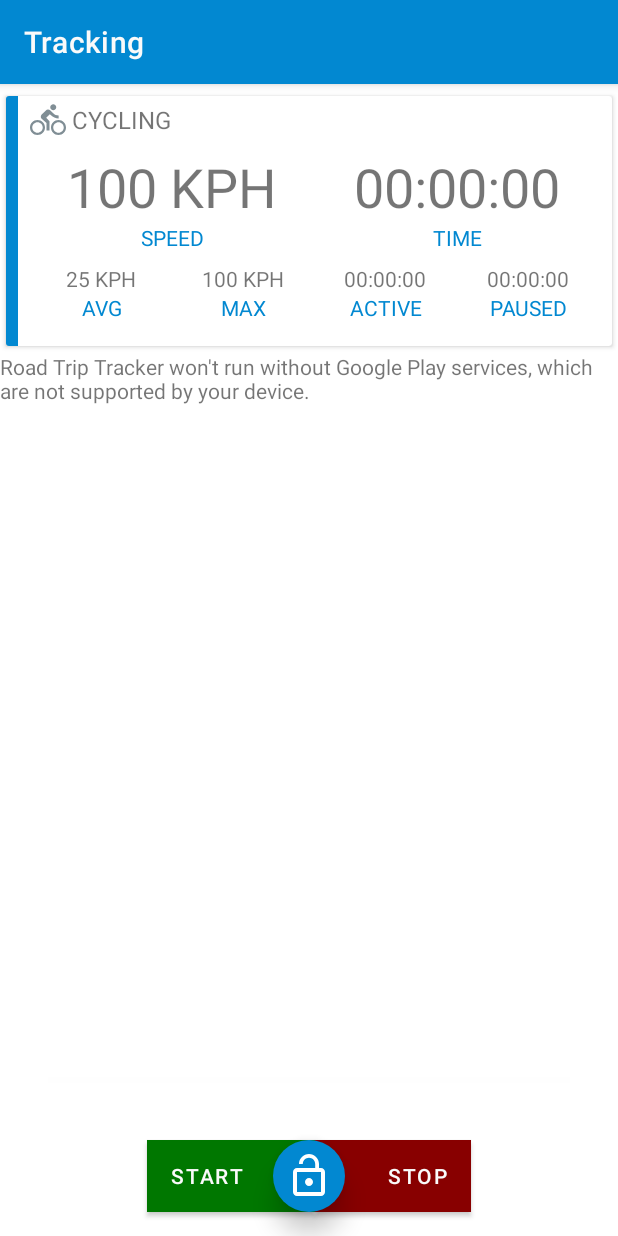
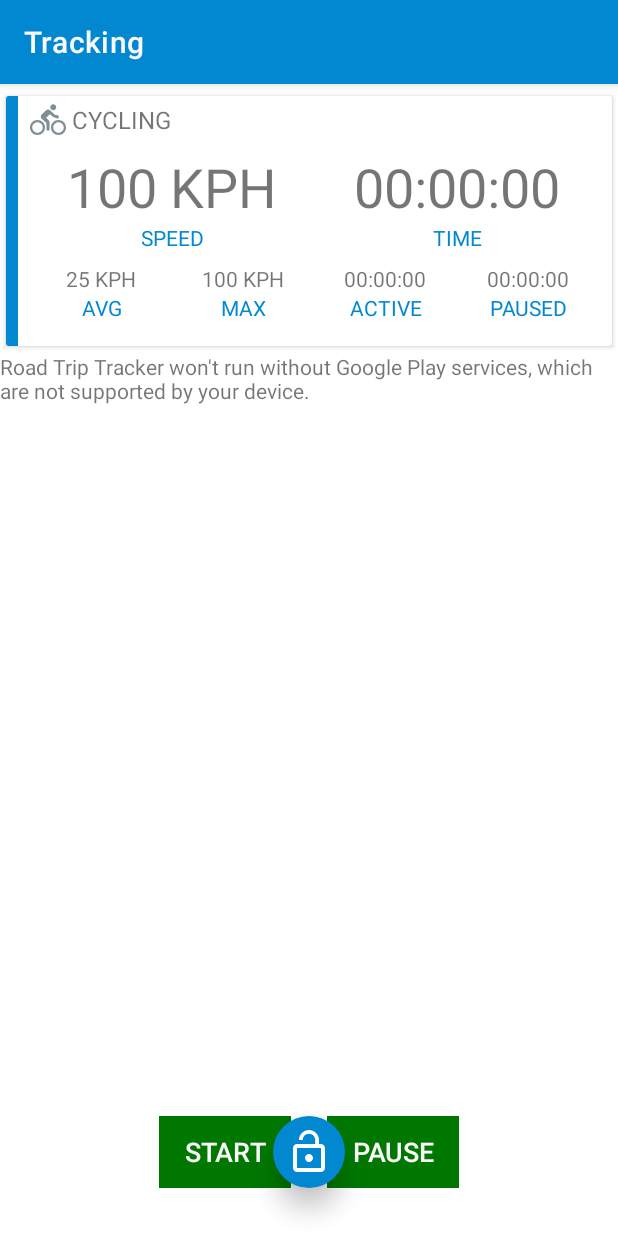
Before and after one commit to MrShecks/road-trip-tracker, an Android app: the TrackingActivity screen opened directly, with no data from a screen before it, on a phone screen of 412 x 824 dp. Run offline under Robolectric (Android 15) with nearby library versions, the phone set to English and light mode, and no system bars; 2 statements that could not run were skipped.

Commit message:
More work on TrackingActivty and TrackingService

```diff
--- a/app/build.gradle
+++ b/app/build.gradle
@@ -63,8 +63,6 @@ dependencies {
     implementation "androidx.room:room-ktx:$rootProject.roomLibraryVersion"
     kapt "androidx.room:room-compiler:$rootProject.roomLibraryVersion"
 
-    implementation "androidx.localbroadcastmanager:localbroadcastmanager:$rootProject.localBroadcastManagerLibraryVersion"
-
     implementation "com.google.android.gms:play-services-maps:$rootProject.googleMapsLibraryVersion"
 
     testImplementation 'junit:junit:4.12'
--- a/app/src/main/res/layout/tracking_activity.xml
+++ b/app/src/main/res/layout/tracking_activity.xml
@@ -221,7 +221,7 @@
         android:layout_height="0dp"
         android:layout_alignParentBottom="false"
         android:layout_marginTop="4dp"
-        android:elevation="0dp"
+
         app:layout_constraintBottom_toBottomOf="parent"
         app:layout_constraintEnd_toEndOf="parent"
         app:layout_constraintStart_toStartOf="parent"
@@ -230,65 +230,41 @@
     <ProgressBar
         android:id="@+id/lockProgress"
         style="@style/AppTheme.LockProgressBar"
-        android:layout_width="0dp"
+        android:layout_width="411dp"
         android:layout_height="wrap_content"
         android:layout_marginStart="32dp"
         android:layout_marginLeft="32dp"
         android:layout_marginEnd="32dp"
         android:layout_marginRight="32dp"
-        android:layout_marginBottom="32dp"
-        app:layout_constraintBottom_toTopOf="@+id/lockButton"
+        app:layout_constraintBottom_toBottomOf="parent"
         app:layout_constraintEnd_toEndOf="parent"
-        app:layout_constraintHorizontal_bias="0.5"
-        app:layout_constraintStart_toStartOf="parent" />
+        app:layout_constraintStart_toStartOf="parent"
+        app:layout_constraintTop_toTopOf="parent" />
 
     <Button
         android:id="@+id/startStopButton"
+        style="@style/RoadTripTracker.TrackingButton"
+
         android:layout_width="wrap_content"
         android:layout_height="wrap_content"
         android:layout_alignParentBottom="true"
-        android:layout_marginBottom="16dp"
+
+        android:layout_marginEnd="12dp"
+        android:layout_marginRight="12dp"
+        android:layout_marginBottom="32dp"
         android:layout_toStartOf="@id/lockButton"
         android:layout_toLeftOf="@id/lockButton"
         android:background="@color/colorDarkGreen"
-        android:gravity="start|center_vertical"
-        android:paddingStart="16dp"
-        android:paddingLeft="16dp"
-        android:paddingEnd="@dimen/tracking_lock_button_width"
-        android:paddingRight="@dimen/tracking_lock_button_width"
         android:text="@string/tracking_start_button_title"
         app:backgroundTint="@color/colorDarkGreen"
         app:layout_constraintBottom_toBottomOf="parent"
         app:layout_constraintEnd_toStartOf="@+id/pauseResumeButton"
         app:layout_constraintHorizontal_bias="0.5"
-        app:layout_constraintHorizontal_chainStyle="packed"
-        app:layout_constraintStart_toStartOf="parent" />
-
-    <Button
-        android:id="@+id/pauseResumeButton"
-        android:layout_width="wrap_content"
-        android:layout_height="wrap_content"
-        android:layout_alignParentBottom="true"
-        android:layout_marginBottom="16dp"
-        android:layout_toEndOf="@id/lockButton"
-        android:layout_toRightOf="@id/lockButton"
-        android:background="@color/colorDarkRed"
-        android:gravity="center_vertical|end"
-        android:paddingStart="@dimen/tracking_lock_button_width"
-        android:paddingLeft="@dimen/tracking_lock_button_width"
-        android:paddingEnd="16dp"
-        android:paddingRight="16dp"
-        android:text="@string/tracking_stop_button_title"
-        app:backgroundTint="@color/colorDarkRed"
-        app:layout_constraintBottom_toBottomOf="parent"
-        app:layout_constraintEnd_toEndOf="parent"
-        app:layout_constraintHorizontal_bias="0.5"
-        app:layout_constraintHorizontal_chainStyle="packed"
-        app:layout_constraintStart_toEndOf="@+id/startStopButton" />
+        app:layout_constraintStart_toEndOf="@+id/routeMap" />
 
     <ie.justonetech.roadtriptracker.view.widgets.LockButton
         android:id="@+id/lockButton"
-        style="@style/AppTheme.LockButton"
+        style="@style/RoadTripTracker.LockButton"
 
         android:layout_width="@dimen/tracking_lock_button_width"
         android:layout_height="@dimen/tracking_lock_button_height"
@@ -296,17 +272,37 @@
         android:layout_alignParentBottom="true"
         android:layout_centerHorizontal="true"
 
-        android:layout_marginBottom="16dp"
+        android:layout_marginBottom="32dp"
+
         android:padding="8dp"
+
         android:scaleType="fitCenter"
-
         android:translationZ="10dp"
-
-        app:layout_constraintBottom_toBottomOf="parent"
+        app:layout_constraintBottom_toBottomOf="@+id/routeMap"
         app:layout_constraintEnd_toEndOf="parent"
         app:layout_constraintHorizontal_bias="0.5"
-        app:layout_constraintStart_toStartOf="parent"
-        tools:visibility="visible" />
+        app:layout_constraintStart_toStartOf="parent" />
+
+    <Button
+        android:id="@+id/pauseResumeButton"
+        style="@style/RoadTripTracker.TrackingButton"
+
+        android:layout_width="wrap_content"
+        android:layout_height="wrap_content"
+        android:layout_alignParentBottom="true"
+        android:layout_marginStart="12dp"
+
+        android:layout_marginLeft="12dp"
+        android:layout_marginBottom="32dp"
+        android:layout_toEndOf="@id/lockButton"
+        android:layout_toRightOf="@id/lockButton"
+        android:background="@color/colorDarkGreen"
+        android:text="@string/tracking_pause_button_title"
+        app:backgroundTint="@color/colorDarkGreen"
+        app:layout_constraintBottom_toBottomOf="parent"
+        app:layout_constraintEnd_toStartOf="@+id/routeMap"
+        app:layout_constraintHorizontal_bias="0.5"
+        app:layout_constraintStart_toEndOf="@+id/startStopButton" />
 
 
 </androidx.constraintlayout.widget.ConstraintLayout>
--- a/app/src/main/res/values/styles.xml
+++ b/app/src/main/res/values/styles.xml
@@ -22,11 +22,11 @@
         <item name="actionMenuTextColor">@color/primaryTextColor</item>
         <item name="actionModeBackground">@color/primaryColor</item>
 
-        <item name="tabStyle">@style/AppTheme.TabLayout</item>
-        <item name="bottomNavigationStyle">@style/AppTheme.BottomNavigationView</item>
+        <item name="tabStyle">@style/RoadTripTracker.TabLayout</item>
+        <item name="bottomNavigationStyle">@style/RoadTripTracker.BottomNavigationView</item>
     </style>
 
-    <style name="AppTheme.TabLayout" parent="Widget.MaterialComponents.TabLayout">
+    <style name="RoadTripTracker.TabLayout" parent="Widget.MaterialComponents.TabLayout">
         <item name="tabTextColor">@color/primaryTextColor</item>
         <item name="tabSelectedTextColor">@color/secondaryColor</item>
         <item name="tabIndicatorColor">@color/secondaryColor</item>
@@ -39,16 +39,15 @@
         <item name="windowNoTitle">true</item>
     </style>
 
-    <style name="AppTheme.BottomNavigationView" parent="Widget.MaterialComponents.BottomNavigationView.Colored">
+    <style name="RoadTripTracker.BottomNavigationView" parent="Widget.MaterialComponents.BottomNavigationView.Colored">
     </style>
 
-    <style name="AppTheme.TrackingButton" parent="Widget.AppCompat.Button.Borderless.Colored">
+    <style name="RoadTripTracker.TrackingButton" parent="Widget.AppCompat.Button.Borderless.Colored">
         <item name="android:textColor">@color/primaryTextColor</item>
         <item name="android:textSize">18sp</item>
-        <item name="android:textStyle">bold</item>
     </style>
 
-    <style name="AppTheme.LockButton" parent="Widget.AppCompat.Button.Borderless.Colored">
+    <style name="RoadTripTracker.LockButton" parent="Widget.AppCompat.Button.Borderless.Colored">
         <item name="android:textColor">@color/primaryTextColor</item>
         <item name="android:background">@drawable/shape_round_lock_button</item>
 
--- a/build.gradle
+++ b/build.gradle
@@ -26,8 +26,6 @@ buildscript {
 
         appcompatLibraryVersion = '1.1.0'
         materialLibraryVersion = '1.2.0-alpha02'
-
-        localBroadcastManagerLibraryVersion = '1.1.0-alpha01'
 
         googleMapsLibraryVersion = '17.0.0'
     }
```
Also changed, not shown: app/src/main/java/ie/justonetech/roadtriptracker/service/TrackingService.kt (+14 -12 lines), app/src/main/java/ie/justonetech/roadtriptracker/view/activities/TrackingActivity.kt (+50 -14 lines).
